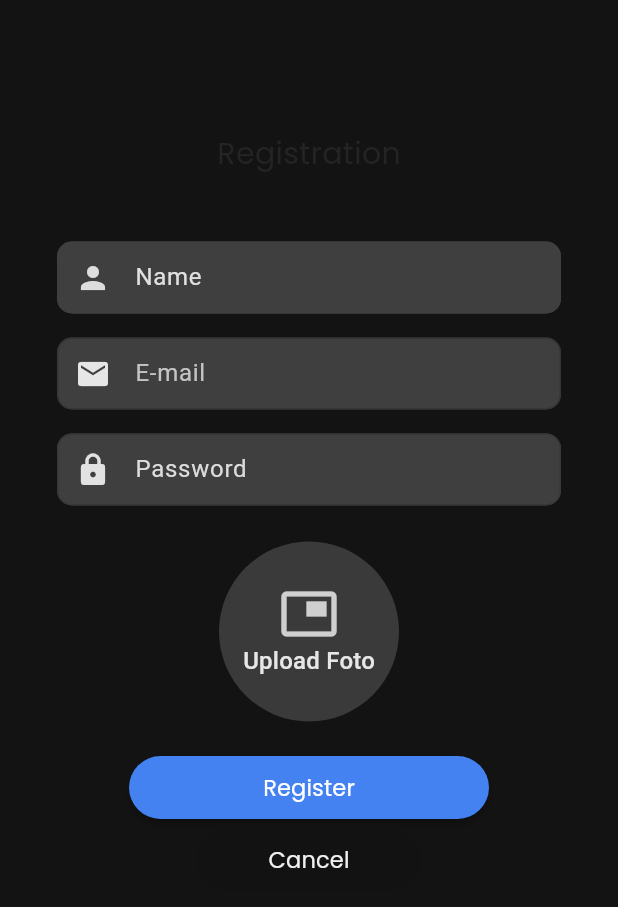
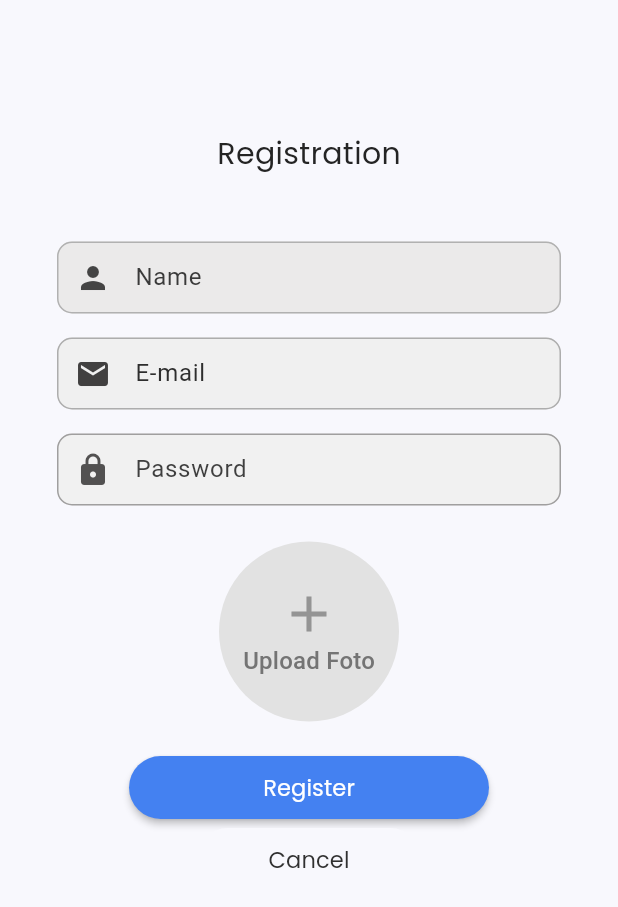
Before and after one commit to NevrCode/built_your_pc, a Flutter app: the RegisterPage screen opened directly, on a phone screen of 412 x 824 dp. Shown: the top 907 px of the screen. Run offline on Flutter 3.47's test engine with Material 3 defaults, Android fonts, the phone set to English and light mode, and no system bars; our stand-ins replace carousel_slider, fl_chart, image_picker, shared_preferences, supabase_flutter; missing offline and left inert: flutter_stripe; accounts and stored records are empty.

Commit message:
fix ui bug

```diff
--- a/lib/pages/login.dart
+++ b/lib/pages/login.dart
@@ -254,7 +254,7 @@ class _LoginPageState extends State<LoginPage> {
                                     context,
                                     MaterialPageRoute(
                                         builder: (context) =>
-                                            const IndexPage()));
+                                            const LoginPage()));
                               }
                             }
                           },
--- a/lib/pages/register.dart
+++ b/lib/pages/register.dart
@@ -9,8 +9,6 @@ import 'package:built_your_pc/util/app_color.dart';
 import 'package:built_your_pc/util/util.dart';
 import 'package:flutter/material.dart';
 import 'package:image_picker/image_picker.dart';
-import 'package:path/path.dart';
-import 'package:provider/provider.dart';
 import 'package:supabase_flutter/supabase_flutter.dart';
 
 import '../main.dart';
@@ -60,7 +58,7 @@ class _RegisterPageState extends State<RegisterPage> {
   @override
   Widget build(BuildContext context) {
     return Scaffold(
-      backgroundColor: const Color.fromARGB(255, 19, 19, 19),
+      backgroundColor: bg,
       body: _isloading
           ? Center(
               child: CircularProgressIndicator(),
@@ -73,7 +71,7 @@ class _RegisterPageState extends State<RegisterPage> {
                     margin: const EdgeInsets.fromLTRB(0, 50, 0, 70),
                     decoration: BoxDecoration(
                       borderRadius: BorderRadius.circular(20),
-                      color: const Color.fromARGB(255, 19, 19, 19),
+                      color: bg,
                     ),
                     child: Column(
                       mainAxisAlignment: MainAxisAlignment.center,
@@ -95,31 +93,34 @@ class _RegisterPageState extends State<RegisterPage> {
                               decoration: InputDecoration(
                                 labelText: 'Name',
                                 labelStyle: const TextStyle(
-                                    color: Color.fromARGB(255, 224, 224, 224)),
+                                    color: Color.fromARGB(255, 58, 58, 58)),
                                 prefixIcon: const Icon(
                                   Icons.person,
-                                  color: Color.fromARGB(255, 221, 221, 221),
+                                  color: Color.fromARGB(255, 68, 68, 68),
                                 ),
                                 enabledBorder: OutlineInputBorder(
                                   borderSide: const BorderSide(
-                                      color: Color.fromARGB(255, 63, 63, 63)),
+                                      color:
+                                          Color.fromARGB(255, 177, 177, 177)),
                                   borderRadius: BorderRadius.circular(10),
                                 ),
                                 focusedBorder: OutlineInputBorder(
                                   borderSide: const BorderSide(
-                                      color: Color.fromARGB(255, 54, 46, 46)),
+                                      color:
+                                          Color.fromARGB(255, 148, 148, 148)),
                                   borderRadius: BorderRadius.circular(10),
                                 ),
                                 border: OutlineInputBorder(
                                   borderSide: const BorderSide(
-                                      color: Color.fromARGB(255, 44, 44, 44)),
+                                      color:
+                                          Color.fromARGB(255, 185, 185, 185)),
                                   borderRadius: BorderRadius.circular(10),
                                 ),
                                 contentPadding:
                                     const EdgeInsets.symmetric(horizontal: 20),
                                 filled: true,
                                 fillColor:
-                                    const Color.fromARGB(255, 63, 63, 63),
+                                    const Color.fromARGB(255, 235, 234, 234),
                               ),
                             ),
                           ),
@@ -133,31 +134,34 @@ class _RegisterPageState extends State<RegisterPage> {
                               decoration: InputDecoration(
                                 labelText: 'E-mail',
                                 labelStyle: const TextStyle(
-                                    color: Color.fromARGB(255, 196, 196, 196)),
+                                    color: Color.fromARGB(255, 46, 46, 46)),
                                 prefixIcon: const Icon(
                                   Icons.email,
-                                  color: Color.fromARGB(255, 230, 230, 230),
+                                  color: Color.fromARGB(255, 65, 64, 64),
                                 ),
                                 enabledBorder: OutlineInputBorder(
                                   borderSide: const BorderSide(
-                                      color: Color.fromARGB(255, 53, 53, 53)),
+                                      color:
+                                          Color.fromARGB(255, 173, 173, 173)),
                                   borderRadius: BorderRadius.circular(10),
                                 ),
                                 focusedBorder: OutlineInputBorder(
                                   borderSide: const BorderSide(
-                                      color: Color.fromARGB(255, 39, 39, 39)),
+                                      color:
+                                          Color.fromARGB(255, 185, 184, 184)),
                                   borderRadius: BorderRadius.circular(10),
                                 ),
                                 border: OutlineInputBorder(
                                   borderSide: const BorderSide(
-                                      color: Color.fromARGB(255, 46, 46, 46)),
+                                      color:
+                                          Color.fromARGB(255, 141, 139, 139)),
                                   borderRadius: BorderRadius.circular(10),
                                 ),
                                 contentPadding:
                                     const EdgeInsets.symmetric(horizontal: 20),
                                 filled: true,
                                 fillColor:
-                                    const Color.fromARGB(255, 63, 63, 63),
+                                    const Color.fromARGB(255, 240, 240, 240),
                               ),
                             ),
                           ),
@@ -170,19 +174,21 @@ class _RegisterPageState extends State<RegisterPage> {
                               decoration: InputDecoration(
                                 labelText: 'Password',
                                 labelStyle: const TextStyle(
-                                    color: Color.fromARGB(255, 221, 221, 221)),
+                                    color: Color.fromARGB(255, 63, 63, 63)),
                                 prefixIcon: const Icon(
                                   Icons.lock_rounded,
-                                  color: Color.fromARGB(255, 226, 226, 226),
+                                  color: Color.fromARGB(255, 82, 81, 81),
                                 ),
                                 enabledBorder: OutlineInputBorder(
                                   borderSide: const BorderSide(
-                                      color: Color.fromARGB(255, 56, 56, 56)),
+                                      color:
+                                          Color.fromARGB(255, 160, 159, 159)),
                                   borderRadius: BorderRadius.circular(10),
                                 ),
                                 focusedBorder: OutlineInputBorder(
                                   borderSide: const BorderSide(
-                                      color: Color.fromARGB(255, 53, 53, 53)),
+                                      color:
+                                          Color.fromARGB(255, 168, 168, 168)),
                                   borderRadius: BorderRadius.circular(10),
                                 ),
                                 border: OutlineInputBorder(
@@ -194,7 +200,7 @@ class _RegisterPageState extends State<RegisterPage> {
                                     const EdgeInsets.symmetric(horizontal: 20),
                                 filled: true,
                                 fillColor:
-                                    const Color.fromARGB(255, 63, 63, 63),
+                                    const Color.fromARGB(255, 241, 241, 241),
                               ),
                             ),
                           ),
@@ -205,7 +211,7 @@ class _RegisterPageState extends State<RegisterPage> {
                         // Foto dalam bentuk lingkaran
                         CircleAvatar(
                           backgroundColor:
-                              const Color.fromARGB(255, 58, 58, 58),
+                              const Color.fromARGB(255, 226, 226, 226),
                           radius: 60,
                           backgroundImage: _userProfile != null
                               ? FileImage(_userProfile!)
@@ -221,27 +227,26 @@ class _RegisterPageState extends State<RegisterPage> {
                                         CrossAxisAlignment.center,
                                     children: [
                                       const Icon(
-                                        Icons.picture_in_picture,
+                                        Icons.add,
                                         size: 40,
                                         color:
-                                            Color.fromARGB(255, 207, 207, 207),
+                                            Color.fromARGB(255, 148, 148, 148),
                                       ),
                                       const Text(
                                         'Upload Foto',
                                         style: TextStyle(
                                           color: Color.fromARGB(
-                                              255, 231, 231, 231),
+                                              255, 116, 116, 116),
                                         ),
                                       ),
                                     ],
                                   ),
                                 )
-                              : null, // Tampilkan icon person jika belum ada foto
+                              : null,
                         ),
                         SizedBox(
                           height: 20,
                         ),
-                        // Tombol Register
                         Padding(
                           padding: const EdgeInsets.symmetric(horizontal: 20.0),
                           child: Column(
@@ -303,8 +308,7 @@ class _RegisterPageState extends State<RegisterPage> {
                                       const Size(150, 42)),
                                   padding: WidgetStateProperty.all(
                                       const EdgeInsets.fromLTRB(0, 0, 0, 0)),
-                                  backgroundColor: WidgetStateProperty.all(
-                                      const Color.fromARGB(255, 18, 18, 18)),
+                                  backgroundColor: WidgetStateProperty.all(bg),
                                   elevation: WidgetStateProperty.all(0),
                                 ),
                                 onPressed: () async {
@@ -319,7 +323,7 @@ class _RegisterPageState extends State<RegisterPage> {
                                   style: TextStyle(
                                     fontFamily: 'Poppins-Regular',
                                     fontSize: 15,
-                                    color: Color.fromARGB(255, 240, 240, 240),
+                                    color: Color.fromARGB(255, 48, 48, 48),
                                   ),
                                 ),
                               ),
--- a/lib/services/auth_provider.dart
+++ b/lib/services/auth_provider.dart
@@ -24,7 +24,7 @@ class AuthProvider with ChangeNotifier {
       data: {
         'displayName': name,
         'profile_picture': profilePic,
-        'roles': 'admin'
+        'roles': 'user'
       },
     );
     session = res.session;
```
Also changed, not shown: lib/main.dart (+1 -9 lines), lib/pages/admin/admin.dart (+6 -5 lines), lib/pages/admin/admin_catalog.dart (+4 -9 lines), lib/pages/admin/admin_index.dart (+9 -7 lines), lib/pages/admin/users_table.dart (added, +22 -0 lines).
